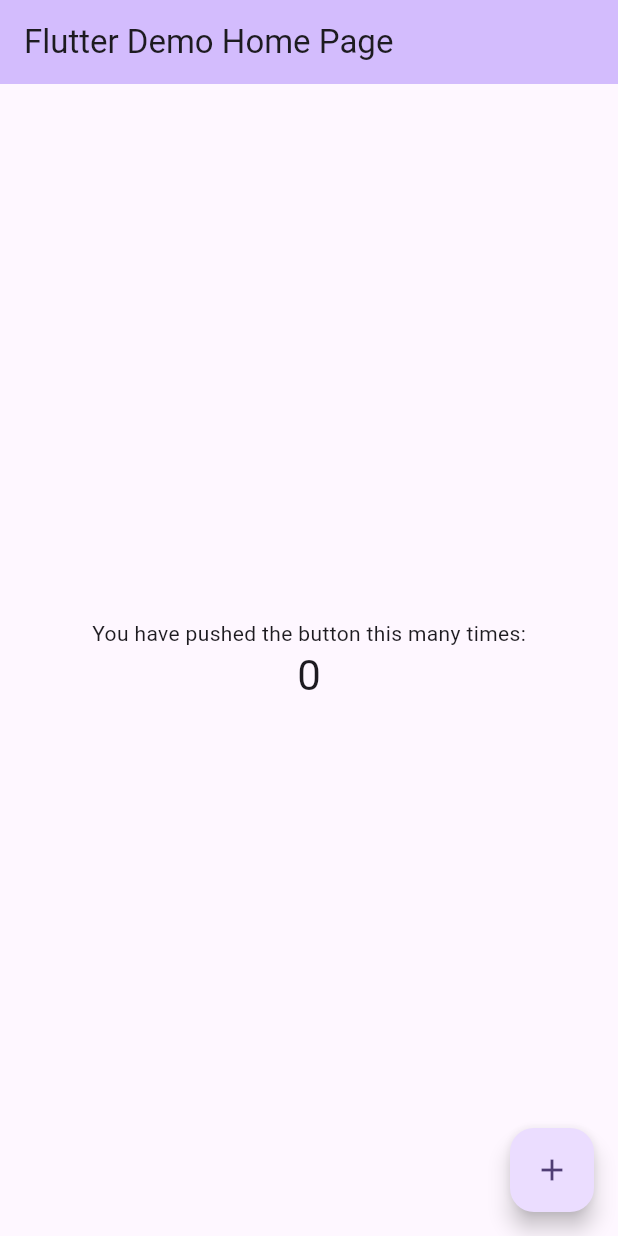
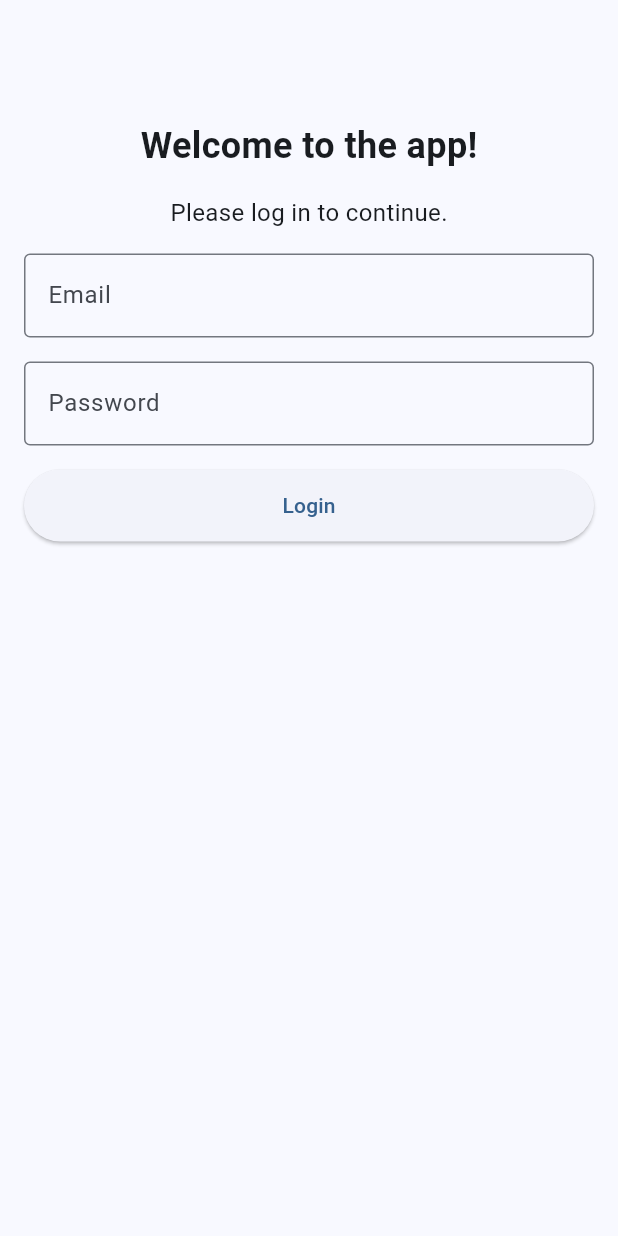
Before and after one commit to Blizzard03/ekatalog, a Flutter app: the screen it shows after launch, on a phone screen of 412 x 824 dp. Run offline on Flutter 3.47's test engine with Material 2 defaults, Android fonts, the light colour scheme and no system bars; our stand-ins replace firebase_auth, firebase_core; accounts and stored records are empty.

Commit message:
modified:   .dart_tool/package_config.json #	modified:   .dart_tool/package_config_subset #	modified:   .flutter-plugins #	modified:   .flutter-plugins-dependencies #	modified:   lib/main.dart #	new file:   lib/providers/auth_provider.dart #	new file:   lib/screens/home_screen.dart #	new file:   lib/screens/login_screen.dart #	modified:   pubspec.lock #	modified:   pubspec.yaml

```diff
--- a/lib/main.dart
+++ b/lib/main.dart
@@ -1,15 +1,29 @@
+import 'package:ekatalog/providers/auth_provider.dart';
+import 'package:ekatalog/screens/login_screen.dart';
+import 'package:firebase_auth/firebase_auth.dart';
 import 'package:firebase_core/firebase_core.dart';
 import 'package:flutter/material.dart';
+import 'package:provider/provider.dart';
 
 import 'firebase_options.dart';
 
-Future<void> main() async {
+void main() async {
   WidgetsFlutterBinding.ensureInitialized();
 
   await Firebase.initializeApp(
     options: DefaultFirebaseOptions.currentPlatform,
   );
-  runApp(const MyApp());
+
+  runApp(
+    MultiProvider(
+      providers: [
+        Provider<AuthProvider>(
+          create: (_) => AuthProvider(),
+        ),
+      ],
+      child: const MyApp(),
+    ),
+  );
 }
 
 class MyApp extends StatelessWidget {
@@ -21,113 +35,10 @@ class MyApp extends StatelessWidget {
     return MaterialApp(
       title: 'Flutter Demo',
       theme: ThemeData(
-        // This is the theme of your application.
-        //
-        // TRY THIS: Try running your application with "flutter run". You'll see
-        // the application has a blue toolbar. Then, without quitting the app,
-        // try changing the seedColor in the colorScheme below to Colors.green
-        // and then invoke "hot reload" (save your changes or press the "hot
-        // reload" button in a Flutter-supported IDE, or press "r" if you used
-        // the command line to start the app).
-        //
-        // Notice that the counter didn't reset back to zero; the application
-        // state is not lost during the reload. To reset the state, use hot
-        // restart instead.
-        //
-        // This works for code too, not just values: Most code changes can be
-        // tested with just a hot reload.
-        colorScheme: ColorScheme.fromSeed(seedColor: Colors.deepPurple),
+        colorScheme: ColorScheme.fromSeed(seedColor: Colors.blue),
         useMaterial3: true,
       ),
-      home: const MyHomePage(title: 'Flutter Demo Home Page'),
+      home: const LoginScreen(),
     );
   }
 }
-
-class MyHomePage extends StatefulWidget {
-  const MyHomePage({super.key, required this.title});
-
-  // This widget is the home page of your application. It is stateful, meaning
-  // that it has a State object (defined below) that contains fields that affect
-  // how it looks.
-
-  // This class is the configuration for the state. It holds the values (in this
-  // case the title) provided by the parent (in this case the App widget) and
-  // used by the build method of the State. Fields in a Widget subclass are
-  // always marked "final".
-
-  final String title;
-
-  @override
-  State<MyHomePage> createState() => _MyHomePageState();
-}
-
-class _MyHomePageState extends State<MyHomePage> {
-  int _counter = 0;
-
-  void _incrementCounter() {
-    setState(() {
-      // This call to setState tells the Flutter framework that something has
-      // changed in this State, which causes it to rerun the build method below
-      // so that the display can reflect the updated values. If we changed
-      // _counter without calling setState(), then the build method would not be
-      // called again, and so nothing would appear to happen.
-      _counter++;
-    });
-  }
-
-  @override
-  Widget build(BuildContext context) {
-    // This method is rerun every time setState is called, for instance as done
-    // by the _incrementCounter method above.
-    //
-    // The Flutter framework has been optimized to make rerunning build methods
-    // fast, so that you can just rebuild anything that needs updating rather
-    // than having to individually change instances of widgets.
-    return Scaffold(
-      appBar: AppBar(
-        // TRY THIS: Try changing the color here to a specific color (to
-        // Colors.amber, perhaps?) and trigger a hot reload to see the AppBar
-        // change color while the other colors stay the same.
-        backgroundColor: Theme.of(context).colorScheme.inversePrimary,
-        // Here we take the value from the MyHomePage object that was created by
-        // the App.build method, and use it to set our appbar title.
-        title: Text(widget.title),
-      ),
-      body: Center(
-        // Center is a layout widget. It takes a single child and positions it
-        // in the middle of the parent.
-        child: Column(
-          // Column is also a layout widget. It takes a list of children and
-          // arranges them vertically. By default, it sizes itself to fit its
-          // children horizontally, and tries to be as tall as its parent.
-          //
-          // Column has various properties to control how it sizes itself and
-          // how it positions its children. Here we use mainAxisAlignment to
-          // center the children vertically; the main axis here is the vertical
-          // axis because Columns are vertical (the cross axis would be
-          // horizontal).
-          //
-          // TRY THIS: Invoke "debug painting" (choose the "Toggle Debug Paint"
-          // action in the IDE, or press "p" in the console), to see the
-          // wireframe for each widget.
-          mainAxisAlignment: MainAxisAlignment.center,
-          children: <Widget>[
-            const Text(
-              'You have pushed the button this many times:',
-            ),
-            Text(
-              '$_counter',
-              style: Theme.of(context).textTheme.headlineMedium,
-            ),
-          ],
-        ),
-      ),
-      floatingActionButton: FloatingActionButton(
-        onPressed: _incrementCounter,
-        tooltip: 'Increment',
-        child: const Icon(Icons.add),
-      ), // This trailing comma makes auto-formatting nicer for build methods.
-    );
-  }
-}
--- /dev/null
+++ b/lib/providers/auth_provider.dart
@@ -0,0 +1,39 @@
+import 'package:firebase_auth/firebase_auth.dart';
+import 'package:flutter/material.dart';
+
+class AuthProvider extends ChangeNotifier {
+  final FirebaseAuth _auth = FirebaseAuth.instance;
+  User? _user;
+
+  User? get user => _user;
+
+  bool get isLoggedIn => _user != null;
+
+  Future<void> login({required String email, required String password}) async {
+    try {
+      final credential = await _auth.signInWithEmailAndPassword(
+        email: email,
+        password: password,
+      );
+
+      _user = credential.user;
+    } on FirebaseAuthException catch (error) {
+      switch (error.code) {
+        case 'INVALID_LOGIN_CREDENTIALS':
+          throw 'Invalid login credentials.';
+        default:
+          rethrow;
+      }
+    }
+
+    notifyListeners();
+  }
+
+  Future<void> logout() async {
+    _user = null;
+
+    await _auth.signOut();
+
+    notifyListeners();
+  }
+}
--- /dev/null
+++ b/lib/screens/login_screen.dart
@@ -0,0 +1,122 @@
+import 'package:ekatalog/providers/auth_provider.dart';
+import 'package:flutter/material.dart';
+import 'package:provider/provider.dart';
+
+class LoginScreen extends StatefulWidget {
+  const LoginScreen({super.key});
+
+  @override
+  State<LoginScreen> createState() => _LoginScreenState();
+}
+
+class _LoginScreenState extends State<LoginScreen> {
+  final GlobalKey<FormState> _formKey = GlobalKey();
+
+  final _emailController = TextEditingController();
+  final _passwordController = TextEditingController();
+
+  String? emailValidator(String? value) {
+    if (value == null || value.isEmpty) {
+      return 'Please enter your email.';
+    }
+
+    final RegExp regex =
+        RegExp(r'^[a-zA-Z0-9._%+-]+@[a-zA-Z0-9.-]+\.[a-zA-Z]{2,}$');
+
+    if (!regex.hasMatch(value)) {
+      return 'Please enter a valid email.';
+    }
+
+    return null;
+  }
+
+  String? passwordValidator(String? value) {
+    if (value == null || value.isEmpty) {
+      return 'Please enter your password.';
+    }
+
+    if (value.length < 6) {
+      return 'Password must be at least 6 characters.';
+    }
+
+    return null;
+  }
+
+  @override
+  Widget build(BuildContext context) {
+    return Scaffold(
+      body: Form(
+        key: _formKey,
+        child: Container(
+          width: double.infinity,
+          height: MediaQuery.of(context).size.height,
+          margin: const EdgeInsets.only(top: 64),
+          padding: const EdgeInsets.all(16),
+          child: Column(
+            children: [
+              const Text(
+                'Welcome to the app!',
+                style: TextStyle(
+                  fontSize: 24,
+                  fontWeight: FontWeight.bold,
+                ),
+              ),
+              const SizedBox(height: 16),
+              const Text(
+                'Please log in to continue.',
+                style: TextStyle(
+                  fontSize: 16,
+                ),
+              ),
+              const SizedBox(height: 16),
+              TextFormField(
+                controller: _emailController,
+                decoration: const InputDecoration(
+                  border: OutlineInputBorder(),
+                  labelText: 'Email',
+                ),
+                validator: emailValidator,
+              ),
+              const SizedBox(height: 16),
+              TextFormField(
+                controller: _passwordController,
+                decoration: const InputDecoration(
+                  border: OutlineInputBorder(),
+                  labelText: 'Password',
+                ),
+                obscureText: true,
+                validator: passwordValidator,
+              ),
+              const SizedBox(height: 16),
+              ElevatedButton(
+                onPressed: () async {
+                  if (_formKey.currentState!.validate()) {
+                    try {
+                      await context.read<AuthProvider>().login(
+                            email: _emailController.text,
+                            password: _passwordController.text,
+                          );
+                    } catch (error) {
+                      if (!context.mounted) return;
+                      ScaffoldMessenger.of(context).showSnackBar(
+                        SnackBar(
+                          content: Text(error.toString()),
+                        ),
+                      );
+                    }
+                  }
+                },
+                style: ButtonStyle(
+                  minimumSize: MaterialStateProperty.all(
+                    const Size(double.infinity, 48),
+                  ),
+                ),
+                child: const Text('Login'),
+              ),
+            ],
+          ),
+        ),
+      ),
+    );
+  }
+}
--- a/pubspec.yaml
+++ b/pubspec.yaml
@@ -36,6 +36,8 @@ dependencies:
   # Use with the CupertinoIcons class for iOS style icons.
   cupertino_icons: ^1.0.2
   firebase_core: ^2.21.0
+  firebase_auth: ^4.12.1
+  provider: ^6.1.0
 
 dev_dependencies:
   flutter_test:
```
Also changed, not shown: lib/screens/home_screen.dart (added, +59 -0 lines), pubspec.lock, 2 other files.
